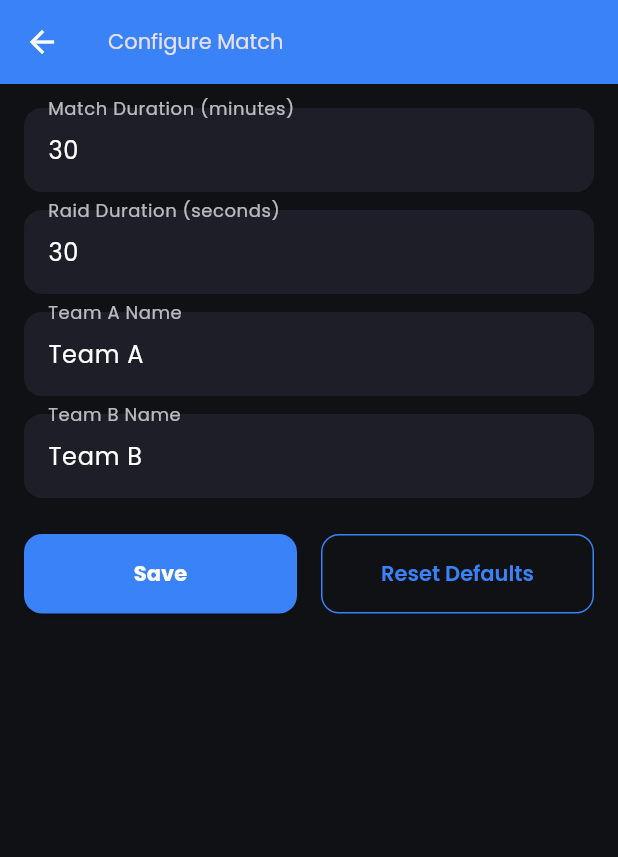
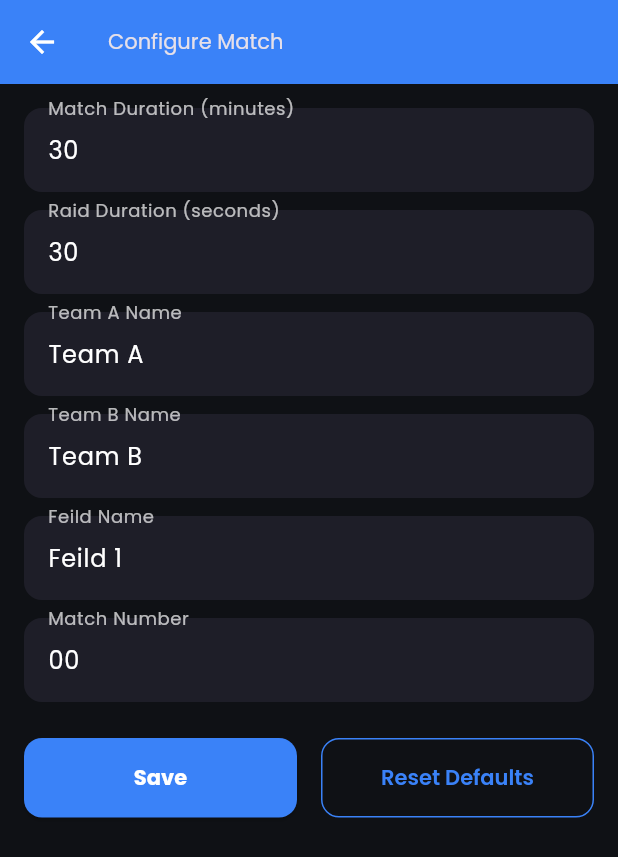
Before and after one commit to RohitDharmik/kabaddi-score-flutter-, a Flutter app: the ConfigView screen opened by its route, on a phone screen of 412 x 824 dp. Shown: the top 857 px of the screen. Run offline on Flutter 3.47's test engine with Material 3 defaults, Android fonts, the phone set to English and light mode, and no system bars; our stand-ins replace audioplayers, google_fonts.

Commit message:
feild name , match no. , font style , sound ,font color

```diff
--- a/lib/modules/config/config_view.dart
+++ b/lib/modules/config/config_view.dart
@@ -16,7 +16,8 @@ class _ConfigViewState extends State<ConfigView> {
   late TextEditingController _raidDurController;
   late TextEditingController _teamAController;
   late TextEditingController _teamBController;
-
+  late TextEditingController _feildnameController;
+  late TextEditingController _matchNoController;
   @override
   void initState() {
     super.initState();
@@ -27,6 +28,8 @@ class _ConfigViewState extends State<ConfigView> {
         TextEditingController(text: config.raidSeconds.toString());
     _teamAController = TextEditingController(text: config.teamA);
     _teamBController = TextEditingController(text: config.teamB);
+    _feildnameController = TextEditingController(text: config.feild);
+    _matchNoController = TextEditingController(text: config.matchNo);
   }
 
   @override
@@ -35,6 +38,8 @@ class _ConfigViewState extends State<ConfigView> {
     _raidDurController.dispose();
     _teamAController.dispose();
     _teamBController.dispose();
+    _feildnameController.dispose();
+    _matchNoController.dispose();
     super.dispose();
   }
 
@@ -45,6 +50,8 @@ class _ConfigViewState extends State<ConfigView> {
       config.updateRaid(int.parse(_raidDurController.text));
       config.updateTeamA(_teamAController.text.trim());
       config.updateTeamB(_teamBController.text.trim());
+      config.updateFeild(_feildnameController.text.trim());
+      config.updateMatchNo(_matchNoController.text);
       ScaffoldMessenger.of(context)
           .showSnackBar(const SnackBar(content: Text('Settings saved')));
       Navigator.pop(context); // or stay, depending on your flow
@@ -58,12 +65,16 @@ class _ConfigViewState extends State<ConfigView> {
       _raidDurController.text = '30';
       _teamAController.text = 'Team A';
       _teamBController.text = 'Team B';
+      _feildnameController.text = 'Feild 1';
+      _matchNoController.text = '00';
     });
     // Optionally update store too
     config.updateMatchTime(20);
     config.updateRaid(30);
     config.updateTeamA('Team A');
     config.updateTeamB('Team B');
+    config.updateFeild('Feild 1');
+    config.updateMatchNo('00');
   }
 
   @override
@@ -162,6 +173,46 @@ class _ConfigViewState extends State<ConfigView> {
                   return null;
                 },
               ),
+              const SizedBox(height: 12),
+              // Feild Name
+              TextFormField(
+                controller: _feildnameController,
+                decoration: const InputDecoration(
+                  labelText: 'Feild Name',
+                  labelStyle: TextStyle(color: Colors.white70),
+                  filled: true,
+                  fillColor: Color(0xFF1E1E28),
+                ),
+                style: const TextStyle(color: Colors.white),
+                validator: (value) {
+                  if (value == null || value.trim().length < 2) {
+                    return 'Feild Name too short';
+                  }
+                  return null;
+                },
+              ),
+              const SizedBox(height: 12),
+              // match DD DNumber
+              TextFormField(
+                controller: _matchNoController,
+                decoration: const InputDecoration(
+                  labelText: 'Match Number',
+                  labelStyle: TextStyle(color: Colors.white70),
+                  filled: true,
+                  fillColor: Color(0xFF1E1E28),
+                ),
+                style: const TextStyle(color: Colors.white),
+                validator: (value) {
+                  if (value == null || value.isEmpty) {
+                    return 'Enter Match Number';
+                  }
+                  final v = int.tryParse(value);
+                  if (v == null) {
+                    return 'Only numbers allowed';
+                  }
+                  return null;
+                },
+              ),
               const SizedBox(height: 24),
               // Buttons
               Row(
--- a/lib/store/config_store.dart
+++ b/lib/store/config_store.dart
@@ -6,6 +6,8 @@ class ConfigStore extends ChangeNotifier {
   int raidSeconds = 30;
   String teamA = "Team A";
   String teamB = "Team B";
+  String feild = "Feild 1";
+  String matchNo = "00";
 
   void updateMatchTime(int minutes) {
     print(minutes.toString() + " minutes set in config store");
@@ -33,4 +35,14 @@ class ConfigStore extends ChangeNotifier {
     teamB = name;
     notifyListeners();
   }
+
+  void updateFeild(String feildname) {
+    feild = feildname;
+    notifyListeners();
+  }
+
+  void updateMatchNo(String number) {
+    matchNo = number;
+    notifyListeners();
+  }
 }
```
Also changed, not shown: lib/modules/dashboard/dashboard_view.dart (+52 -9 lines), lib/store/match_store.dart (+28 -28 lines), pubspec.yaml (+6 -6 lines), assets/fonts/digital7.ttf (added), assets/fonts/digital7mono.ttf (added).
